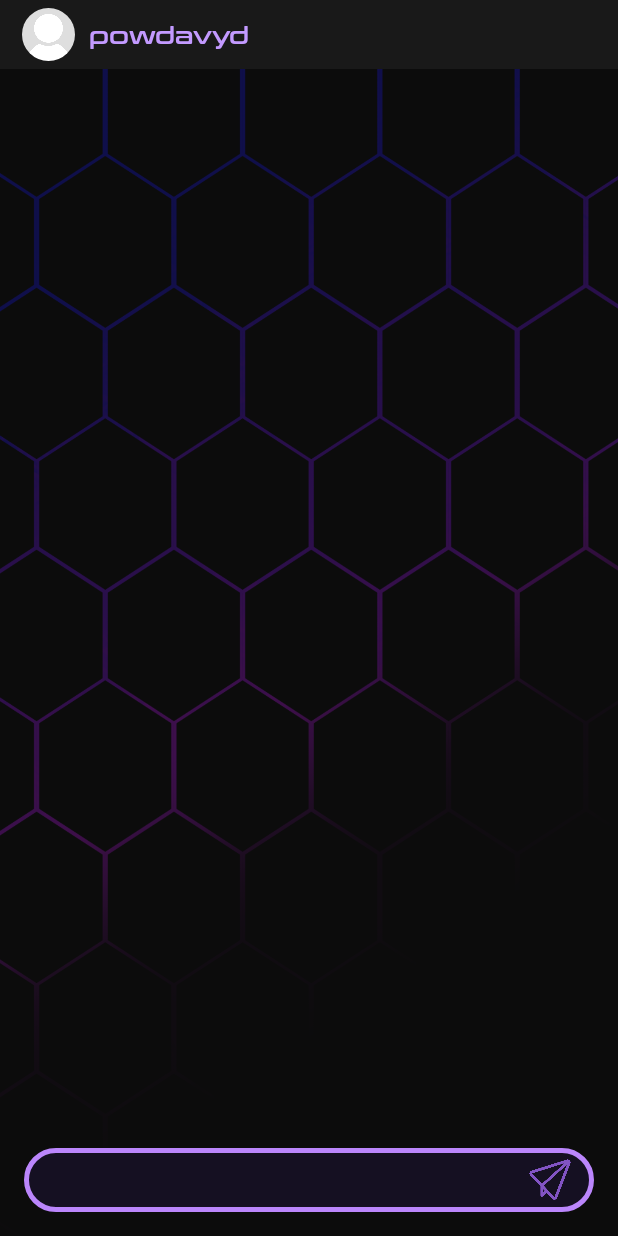
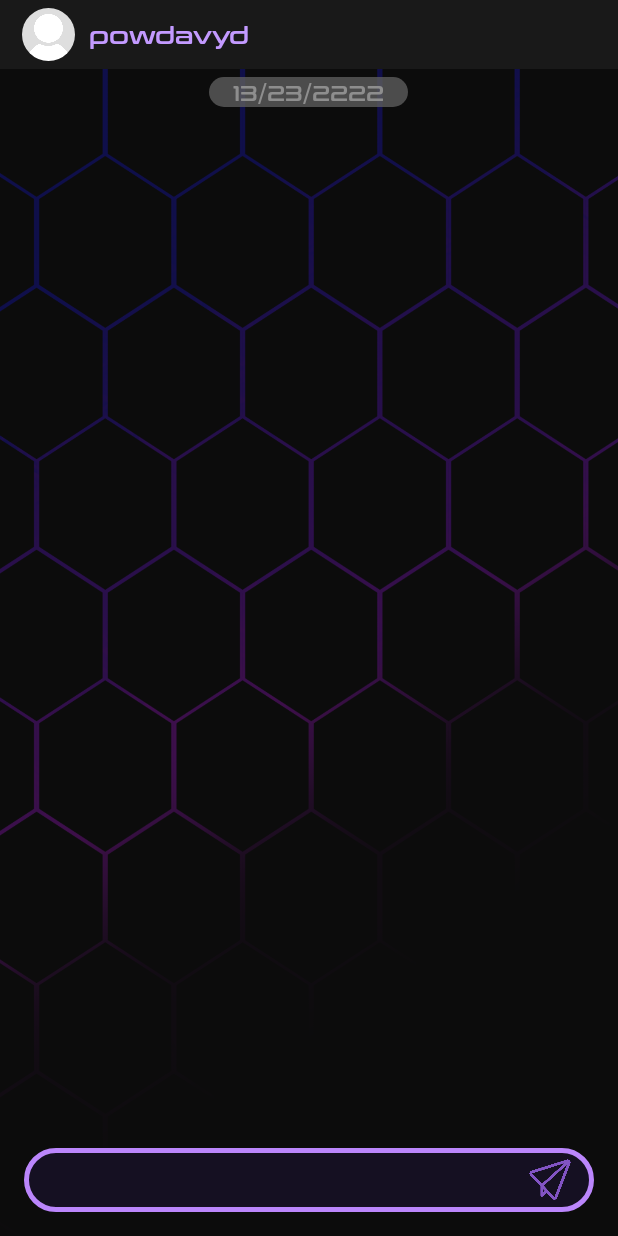
Before and after one commit to DAguileraBusselle/GameToday, an Android app: the ChatActivity screen opened directly, with no data from a screen before it, on a phone screen of 412 x 824 dp. Run offline under Robolectric (Android 15) with nearby library versions, the phone set to English and light mode, and no system bars; our stand-ins replace CircleImageView, Firebase (no records; nobody signed in at launch, a user with empty details on screens opened directly), Picasso; pictures from the network do not load; 1 statement that could not run was skipped.

Commit message:
jajaj si

```diff
--- a/app/src/main/java/com/dam/gametoday/rvUtils/MensajesAdapter.java
+++ b/app/src/main/java/com/dam/gametoday/rvUtils/MensajesAdapter.java
@@ -15,6 +15,7 @@ import android.widget.TextView;
 import androidx.annotation.NonNull;
 import androidx.recyclerview.widget.RecyclerView;
 
+import com.dam.gametoday.ChatActivity;
 import com.dam.gametoday.HomeActivity;
 import com.dam.gametoday.PerfilPersonalActivity;
 import com.dam.gametoday.R;
@@ -40,6 +41,7 @@ public class MensajesAdapter extends RecyclerView.Adapter<MensajesAdapter.Mensaj
 
     private ArrayList<Mensaje> listaMensajes;
     Context context;
+
 
     public MensajesAdapter(ArrayList<Mensaje> feed){this.listaMensajes = feed;}
 
@@ -85,6 +87,7 @@ public class MensajesAdapter extends RecyclerView.Adapter<MensajesAdapter.Mensaj
             SimpleDateFormat sdf = new SimpleDateFormat("HH:mm");
             Date resultDate = new Date(mensaje.getFechaHoraMsj());
 
+
             llMensajeEnt = itemView.findViewById(R.id.llMensajeEntrante);
             tvTextoEnt = itemView.findViewById(R.id.tvTextoMensajeEntr);
             tvFechaHoraEnt = itemView.findViewById(R.id.tvFechaHoraMensajeEntr);
@@ -93,8 +96,6 @@ public class MensajesAdapter extends RecyclerView.Adapter<MensajesAdapter.Mensaj
             tvFechaHoraSal = itemView.findViewById(R.id.tvFechaHoraMensajeSal);
 
             ivVisto = itemView.findViewById(R.id.ivCheckMensaje);
-
-
 
 
 
--- /dev/null
+++ b/app/src/main/res/drawable/fecha_outline.xml
@@ -0,0 +1,12 @@
+<?xml version="1.0" encoding="utf-8"?>
+<selector xmlns:android="http://schemas.android.com/apk/res/android">
+
+    <item><shape>
+
+        <solid android:color="@color/gris_chilling_trans"/>
+
+        <corners
+            android:radius="13dp" />
+    </shape></item>
+
+</selector>
--- a/app/src/main/res/layout/activity_chat.xml
+++ b/app/src/main/res/layout/activity_chat.xml
@@ -7,6 +7,7 @@
     tools:context=".ChatActivity"
 
     >
+
 
 
     <ImageView
@@ -56,9 +57,9 @@
         android:id="@+id/rvMensajes"
         android:layout_width="match_parent"
         android:layout_height="wrap_content"
-        android:layout_marginBottom="10dp"
         android:layout_above="@id/ivEscribiendo"
-        android:layout_below="@id/llHeaderMensaje" />
+        android:layout_below="@id/llHeaderMensaje"
+        android:layout_marginBottom="10dp" />
 
     <LinearLayout
         android:id="@+id/llMandarMensaje"
@@ -105,4 +106,20 @@
         android:visibility="gone"
         android:layout_marginBottom="3dp"/>
 
+    <TextView
+        android:id="@+id/tvFechaMensajes"
+        android:layout_width="wrap_content"
+        android:layout_height="wrap_content"
+        android:layout_below="@id/llHeaderMensaje"
+        android:layout_centerHorizontal="true"
+        android:background="@drawable/fecha_outline"
+        android:fontFamily="@font/conthrax_sb"
+        android:paddingStart="@dimen/padding"
+        android:layout_marginTop="5dp"
+        android:paddingEnd="@dimen/padding"
+        android:text="13/23/2222"
+        android:textAlignment="center"
+        android:textColor="@color/gris_chilling_menos"
+        android:visibility="visible" />
+
 </RelativeLayout>
--- a/app/src/main/res/layout/mensaje_layout.xml
+++ b/app/src/main/res/layout/mensaje_layout.xml
@@ -6,6 +6,8 @@
     android:layout_gravity="start"
     android:background="@color/trans"
     >
+
+
 
     <LinearLayout
         android:layout_width="match_parent"
--- a/app/src/main/res/values/colors.xml
+++ b/app/src/main/res/values/colors.xml
@@ -31,6 +31,8 @@
     <color name="gris_guay_medio_trans_menos">#A6232323</color>
     <color name="gris_guay_trans">#BF191919</color>
     <color name="gris_chilling">#434343</color>
+    <color name="gris_chilling_menos">#8E8E8E</color>
+    <color name="gris_chilling_trans">#CB5E5E5E</color>
     <color name="coral">#E54F35</color>
     <color name="gray">#B8B8B8</color>
 
--- a/app/src/main/res/values/strings.xml
+++ b/app/src/main/res/values/strings.xml
@@ -59,4 +59,5 @@
     <string name="editar_perfil">Editar perfil</string>
     <string name="msj_saliente">"Tú: "</string>
     <string name="escribiendo">Escribiendo...</string>
+    <string name="ayer">Ayer</string>
 </resources>
```
Also changed, not shown: app/src/main/java/com/dam/gametoday/ChatActivity.java (+32 -7 lines).
